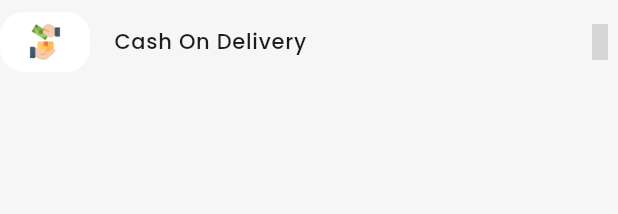
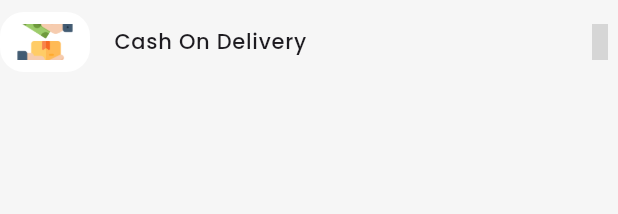
Before and after one commit to Muhammed-Jasir-M/Dekozy, a Flutter app: the APaymentTile widget shown alone on an empty page, opened directly with sample values from the repository, on a phone screen of 412 x 824 dp. Shown: the top 214 px of the screen. Run offline on Flutter 3.47's test engine with Material 3 defaults, Android fonts, the phone set to English and light mode, and no system bars; our stand-ins replace cached_network_image, carousel_slider, cloud_firestore, connectivity_plus, firebase_auth, firebase_core and 15 more; missing offline and left inert: dart:ffi, flutter_stripe, model_viewer_plus; accounts and stored records are empty; project files that could hold a hidden picture were left out; grey boxes are pictures that could not be loaded.

```diff
--- a/lib/common/widgets/list_tiles/payment_tile.dart
+++ b/lib/common/widgets/list_tiles/payment_tile.dart
@@ -31,8 +31,10 @@ class APaymentTile extends StatelessWidget {
             ? AColors.light
             : AColors.white,
         padding: const EdgeInsets.all(ASizes.sm),
-        child:
-            Image(image: AssetImage(paymentMethod.image), fit: BoxFit.contain),
+        child: Image(
+          image: AssetImage(paymentMethod.image),
+          fit: BoxFit.cover,
+        ),
       ),
       title: Text(paymentMethod.name),
       trailing: const Icon(Iconsax.arrow_right_34),
--- a/lib/features/shop/controllers/product/order_controller.dart
+++ b/lib/features/shop/controllers/product/order_controller.dart
@@ -120,9 +120,8 @@ class OrderController extends GetxController {
         ),
       );
     } catch (e) {
+      AFullScreenLoader.stopLoading();
       ALoaders.errorSnackBar(title: 'Oh Snap!', message: e.toString());
-    } finally {
-      AFullScreenLoader.stopLoading();
     }
   }
 }
```
Also changed, not shown: .github/workflows/android-build.yaml, 6 other files.
